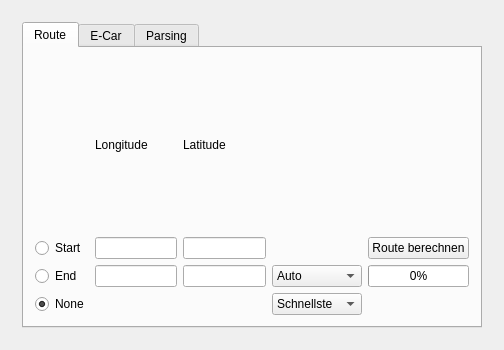
This is WinNav/widget.ui in meins111/fapra as Qt 5 draws it before an edit. The edited form follows.
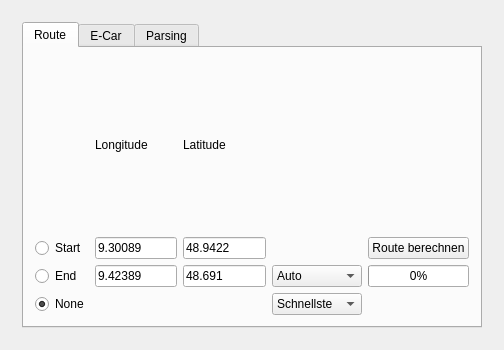
This is the edited form. The open tabs and pages were chosen to show the change.

What changed in the file:
```diff
--- a/WinNav/widget.ui
+++ b/WinNav/widget.ui
@@ -30,7 +30,11 @@
           <item row="0" column="0" colspan="2">
            <layout class="QGridLayout" name="gridLayout">
             <item row="10" column="1">
-             <widget class="QLineEdit" name="endLongitude"/>
+             <widget class="QLineEdit" name="endLongitude">
+              <property name="text">
+               <string>9.42389</string>
+              </property>
+             </widget>
             </item>
             <item row="10" column="3">
              <widget class="QComboBox" name="movementType">
@@ -52,13 +56,25 @@
              </widget>
             </item>
             <item row="5" column="2">
-             <widget class="QLineEdit" name="startLatitude"/>
+             <widget class="QLineEdit" name="startLatitude">
+              <property name="text">
+               <string>48.9422</string>
+              </property>
+             </widget>
             </item>
             <item row="5" column="1">
-             <widget class="QLineEdit" name="startLongitude"/>
+             <widget class="QLineEdit" name="startLongitude">
+              <property name="text">
+               <string>9.30089</string>
+              </property>
+             </widget>
             </item>
             <item row="10" column="2">
-             <widget class="QLineEdit" name="endLatitude"/>
+             <widget class="QLineEdit" name="endLatitude">
+              <property name="text">
+               <string>48.691</string>
+              </property>
+             </widget>
             </item>
             <item row="5" column="0">
              <widget class="QRadioButton" name="startRadio">
```
Left out of the diff: 9 changed lines with no effect on the pictures.
